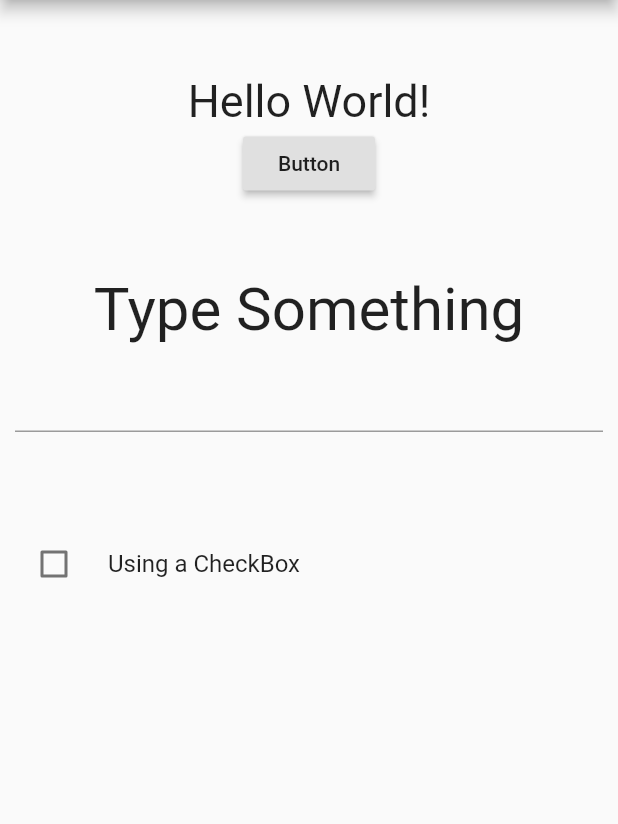
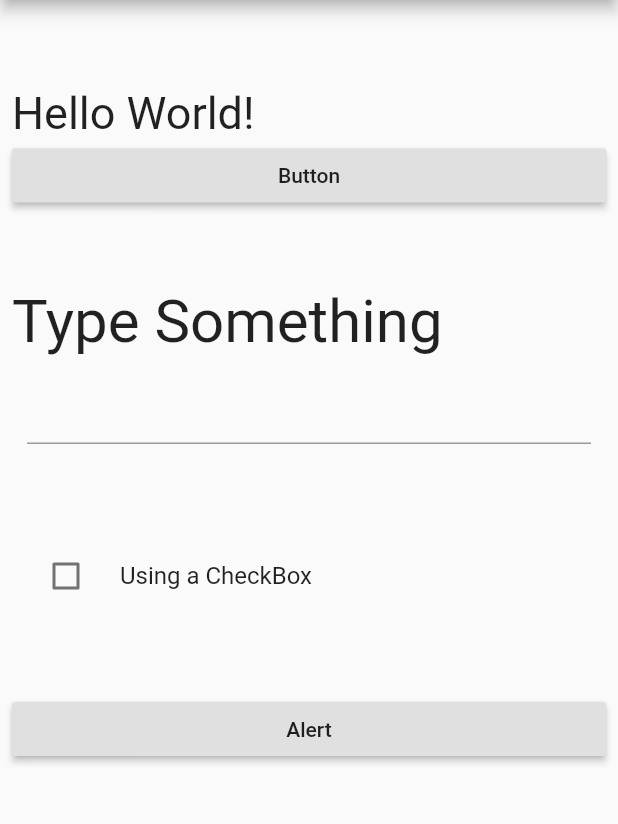
Before and after one commit to rsrinath14/Playing_with_flutter, a Flutter app: the screen it shows after launch, on a phone screen of 412 x 824 dp, the part 84-908 px from its top. Run offline on Flutter 3.47's test engine with Material 2 defaults, Android fonts, the phone set to English and light mode, and no system bars.

Commit message:
Added Dialog

```diff
--- a/responding_to_user_inputs/lib/main.dart
+++ b/responding_to_user_inputs/lib/main.dart
@@ -32,8 +32,9 @@ class _MyWidgetState extends State<MyWidget> {
   @override
   Widget build(BuildContext context) {
     return Center(
-      child: Column(
-        children: [
+      child: ListView(
+        padding: EdgeInsets.all(8),
+        children: <Widget>[
           Container(
             height: 50,
           ),
@@ -67,7 +68,8 @@ class _MyWidgetState extends State<MyWidget> {
           Container(
             height: 50,
           ),
-          CheckboxListTile(
+          Center(
+            child: CheckboxListTile(
               title: Text('Using a CheckBox'),
               value: checkedValue,
               onChanged: (newValue) {
@@ -75,6 +77,15 @@ class _MyWidgetState extends State<MyWidget> {
               },
               controlAffinity: ListTileControlAffinity.leading,
             ),
+          ),
+          Container(
+            height: 50,
+          ),
+          RaisedButton(
+              child: Text('Alert'),
+              onPressed: () {
+                _showAlertDialog();
+              }),
         ],
       ),
     );
@@ -99,4 +110,27 @@ class _MyWidgetState extends State<MyWidget> {
       checkedValue = isChecked;
     });
   }
+
+  void _showAlertDialog() {
+    Widget okButton = FlatButton(
+      child: Text("Ok"),
+      onPressed: () {
+        Navigator.pop(context);
+      },
+    );
+
+    AlertDialog alert = AlertDialog(
+      title: Text("Dialog title"),
+      content: Text("This is a Flutter AlertDialog."),
+      actions: [
+        okButton,
+      ],
+    );
+    showDialog(
+      context: context,
+      builder: (BuildContext context) {
+        return alert;
+      },
+    );
   }
+}
```
Lines whose indentation alone changed are shown as unchanged.
